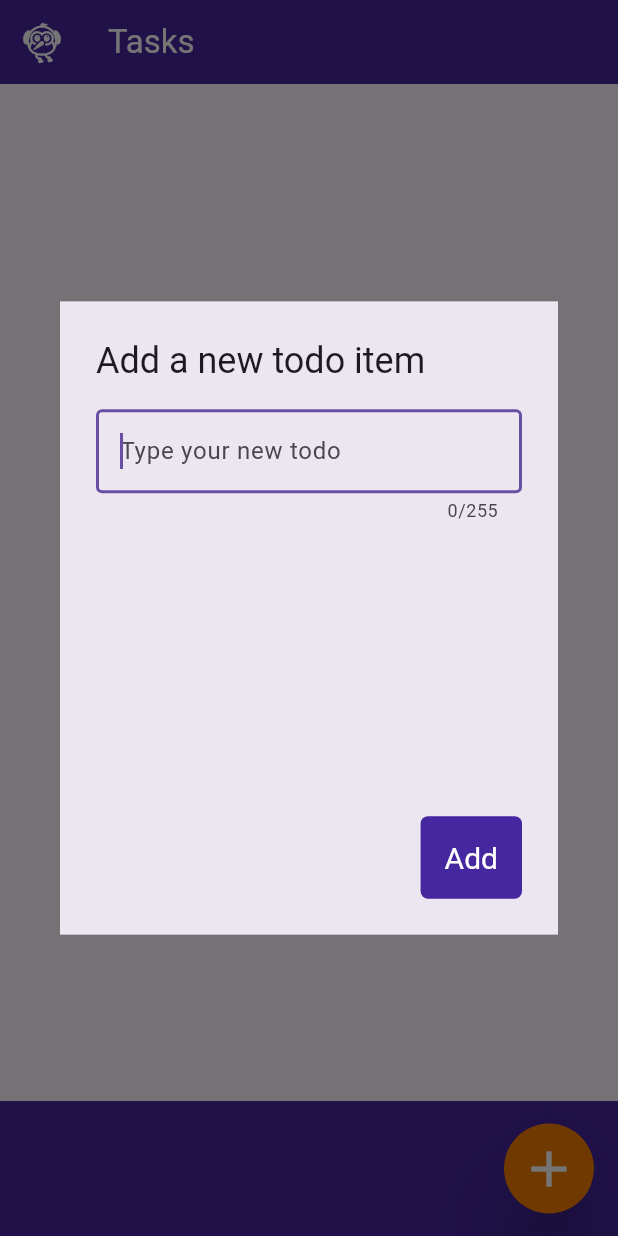
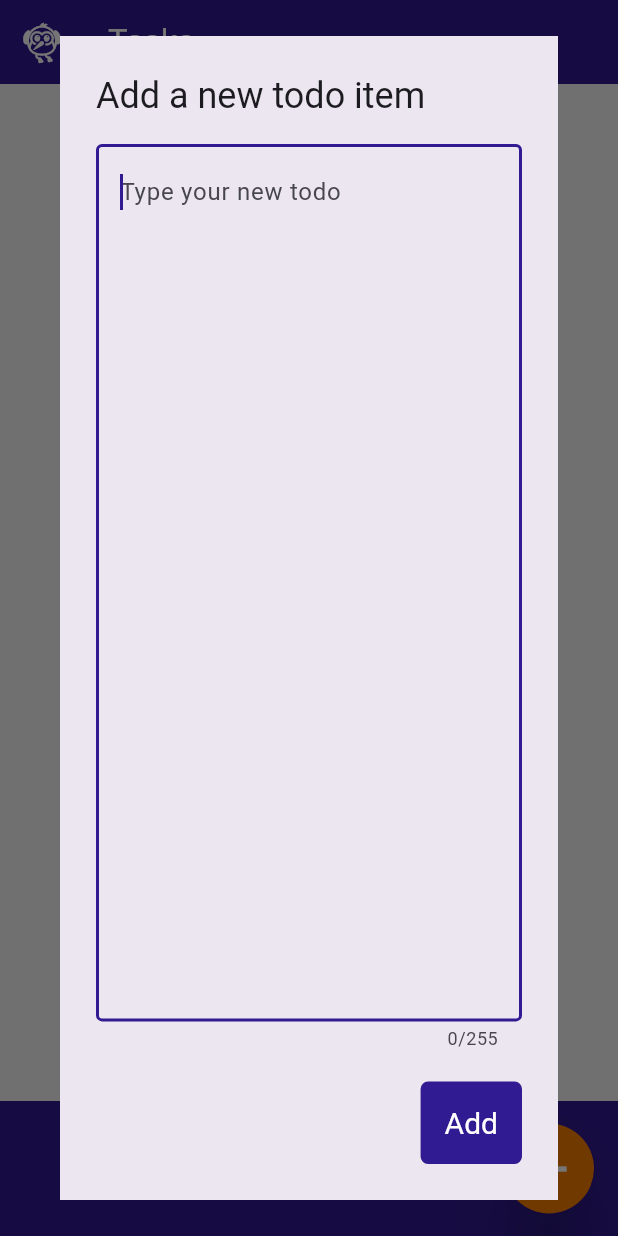
Before and after one commit to Simone-Sangiovanni/Tasks, a Flutter app: the screen it shows after launch, after a tap on the "add" icon, on a phone screen of 412 x 824 dp. Run offline on Flutter 3.47's test engine with Material 3 defaults, Android fonts, the phone set to English and light mode, and no system bars.

Commit message:
testing differents styles, code cleanup, made the DialogBox responsive

```diff
--- a/lib/app_constant.dart
+++ b/lib/app_constant.dart
@@ -4,5 +4,5 @@ import 'package:flutter/material.dart';
 class AppConstant {
   static const String appTitle = "Tasks";
 
-  static Color mainColor = Colors.deepPurple.shade800;
+  static Color mainColor = Colors.deepPurple.shade900;
 }
--- a/lib/bottom_app_bar/bottom_bar.dart
+++ b/lib/bottom_app_bar/bottom_bar.dart
@@ -1,5 +1,4 @@
 import 'package:flutter/material.dart';
-import 'package:tasks/app_constant.dart';
 import 'package:tasks/bottom_app_bar/add_button.dart';
 
 class BottomBar extends StatelessWidget {
@@ -9,7 +8,7 @@ class BottomBar extends StatelessWidget {
   Widget build(BuildContext context) {
     return BottomAppBar(
       shape: const CircularNotchedRectangle(),
-      color: AppConstant.mainColor,
+      color: Theme.of(context).colorScheme.primary,
       height: 90,
       child: Container(
         alignment: Alignment.centerRight,
--- a/lib/main.dart
+++ b/lib/main.dart
@@ -27,9 +27,18 @@ class MyApp extends StatelessWidget {
       DeviceOrientation.portraitUp,
     ]);
     // entry for the app
-    return const MaterialApp(
+    return MaterialApp(
+      //TODO: complete the theme of the app
+      theme: ThemeData(
+        useMaterial3: true,
+        colorScheme: ColorScheme.fromSeed(
+          seedColor: AppConstant.mainColor,
+          primary: AppConstant.mainColor,
+        ),
+        scaffoldBackgroundColor: Colors.grey.shade100,
+      ),
       title: AppConstant.appTitle,
-      home: MyHomePage(),
+      home: const MyHomePage(),
     );
   }
 }
--- a/lib/my_home_page.dart
+++ b/lib/my_home_page.dart
@@ -12,7 +12,7 @@ class MyHomePage extends StatelessWidget {
     return Scaffold(
       // TODO: create a class that define the AppBar
       appBar: AppBar(
-        backgroundColor: AppConstant.mainColor,
+        backgroundColor: Theme.of(context).colorScheme.primary,
         // TODO: change the icon with the real app logo
         leading: const Icon(
           Icons.flutter_dash,
--- a/lib/providers/task_list_model.dart
+++ b/lib/providers/task_list_model.dart
@@ -5,8 +5,8 @@ import '../tasks/task.dart';
 class TaskListModel extends ChangeNotifier {
   final List<Task> tasks = <Task>[];
 
-  void addTask(String title, String content) {
-    tasks.add(Task(title: title, content: content));
+  void addTask(String content) {
+    tasks.add(Task(content: content));
     notifyListeners();
   }
 }
--- a/lib/task_dialog_box.dart
+++ b/lib/task_dialog_box.dart
@@ -1,51 +1,40 @@
 import 'package:flutter/material.dart';
 import 'package:provider/provider.dart';
+import 'package:tasks/app_constant.dart';
 import 'package:tasks/providers/task_list_model.dart';
-
-/* TODO:
-  - the dialog box must have just one text field
-  - the dialog box must adapt to all the screen sizes
-  - make the textField fill the AlertDialog
-*/
 
 class TaskDialogBox extends StatelessWidget {
   TaskDialogBox({super.key});
 
   final TextEditingController _textFieldController = TextEditingController();
-  final TextEditingController _textTitleController = TextEditingController();
 
   @override
   Widget build(BuildContext context) {
     double screenWidth = MediaQuery.of(context).size.width;
-    double screenHeight = MediaQuery.of(context).size.height;
 
     return Consumer<TaskListModel>(
       builder: (context, value, child) => AlertDialog(
         title: const Text('Add a new todo item'),
         content: SizedBox(
           width: screenWidth * 0.9,
-          height: screenHeight * 0.3,
-          child: ListView(
-            children: [
-              TextField(
+          child: TextField(
             controller: _textFieldController,
             autofocus: true,
+            textAlignVertical: TextAlignVertical.top,
+            maxLines: null,
+            expands: true,
+            maxLength: 255,
             decoration: const InputDecoration(
               hintText: 'Type your new todo',
               border: OutlineInputBorder(borderSide: BorderSide(width: 2.0))
             ),
-                keyboardType: TextInputType.multiline,
-                //maxLines: 7,
-                maxLength: 255,
-              ),
-            ],
           ),
         ),
         shape: const LinearBorder(),
         actions: <Widget>[
           Container(
             decoration: BoxDecoration(
-              color: Colors.deepPurple.shade800,
+              color: AppConstant.mainColor,
               borderRadius: BorderRadius.circular(5),
             ),
             child: TextButton(
@@ -56,8 +45,8 @@ class TaskDialogBox extends StatelessWidget {
               ),
               child: const Text('Add'),
               onPressed: () {
-                if(_textTitleController.text.isEmpty == false) {
-                  value.addTask(_textTitleController.text, _textFieldController.text);
+                if(_textFieldController.text.isEmpty == false) {
+                  value.addTask(_textFieldController.text);
                 }
                 Navigator.of(context).pop(); //after the Add button has been pressed, close the AlertDialog
               },
--- a/lib/task_list.dart
+++ b/lib/task_list.dart
@@ -15,7 +15,7 @@ class _TaskListState extends State<TaskList>{
   Widget build(BuildContext context) {
     return Consumer<TaskListModel>(
       builder: (context, value, child) => ListView(
-        padding: const EdgeInsets.all(8.0),
+        padding: const EdgeInsets.all(0.0),
         scrollDirection: Axis.vertical,
         children: [
           for(var task in value.tasks) TaskCard(task: task),
--- a/lib/tasks/task.dart
+++ b/lib/tasks/task.dart
@@ -1,7 +1,6 @@
 class Task {
-  Task({required this.content, required this.title});
+  Task({required this.content});
   bool completed = false;
   String content;
-  String title;
   //TODO: completed tasks must be put at the end of the task list
 }
```
Also changed, not shown: lib/tasks/task_card.dart (+4 -25 lines). Lines whose indentation alone changed are shown as unchanged.
